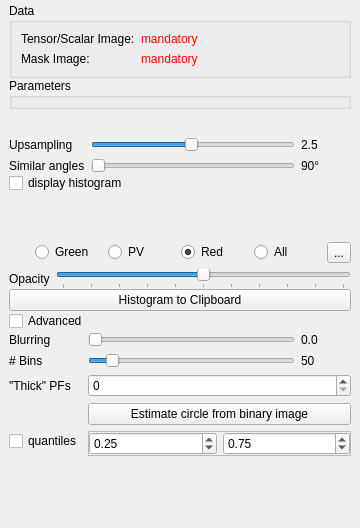
The window that Plugins/org.mitk.gui.qt.diffusionimaging/src/internal/QmitkPartialVolumeAnalysisViewControls.ui (MITK/MITK) describes before a commit, drawn with Qt 5.
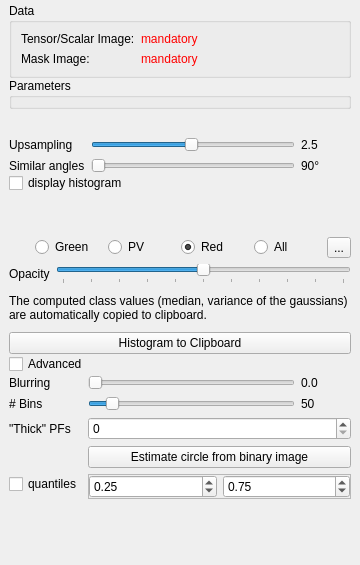
The same window after the commit. Icons and pictures are not drawn. Custom widgets are drawn as their Qt base class.

Commit message: Enhanced UI and DOX files for PV Analysis

```diff
--- a/Plugins/org.mitk.gui.qt.diffusionimaging/src/internal/QmitkPartialVolumeAnalysisViewControls.ui
+++ b/Plugins/org.mitk.gui.qt.diffusionimaging/src/internal/QmitkPartialVolumeAnalysisViewControls.ui
@@ -10,7 +10,7 @@
     <x>0</x>
     <y>0</y>
     <width>360</width>
-    <height>528</height>
+    <height>565</height>
    </rect>
   </property>
   <property name="windowTitle">
@@ -552,15 +552,60 @@
    </item>
    <item>
     <layout class="QGridLayout" name="gridLayout_7">
-     <item row="0" column="0">
-      <widget class="QPushButton" name="m_ButtonCopyHistogramToClipboard">
+     <item row="2" column="0">
+      <spacer name="verticalSpacer_2">
+       <property name="orientation">
+        <enum>Qt::Vertical</enum>
+       </property>
+       <property name="sizeType">
+        <enum>QSizePolicy::Fixed</enum>
+       </property>
+       <property name="sizeHint" stdset="0">
+        <size>
+         <width>20</width>
+         <height>10</height>
+        </size>
+       </property>
+      </spacer>
+     </item>
+     <item row="1" column="0">
+      <widget class="QLabel" name="label_7">
        <property name="text">
-        <string>Histogram to Clipboard</string>
+        <string>The computed class values (median, variance of the gaussians) are automatically copied to clipboard.</string>
+       </property>
+       <property name="textFormat">
+        <enum>Qt::AutoText</enum>
+       </property>
+       <property name="wordWrap">
+        <bool>true</bool>
        </property>
       </widget>
      </item>
+     <item row="0" column="0">
+      <spacer name="verticalSpacer_3">
+       <property name="orientation">
+        <enum>Qt::Vertical</enum>
+       </property>
+       <property name="sizeType">
+        <enum>QSizePolicy::Fixed</enum>
+       </property>
+       <property name="sizeHint" stdset="0">
+        <size>
+         <width>20</width>
+         <height>10</height>
+        </size>
+       </property>
+      </spacer>
+     </item>
     </layout>
    </item>
+   <item>
+    <widget class="QPushButton" name="m_ButtonCopyHistogramToClipboard">
+     <property name="text">
+      <string>Histogram to Clipboard</string>
+     </property>
+    </widget>
+   </item>
    <item>
     <widget class="QCheckBox" name="m_AdvancedCheckbox">
      <property name="text">
```
Left out of the diff: 4 changed lines with no effect on the pictures. The commit also changes 1 other file.
